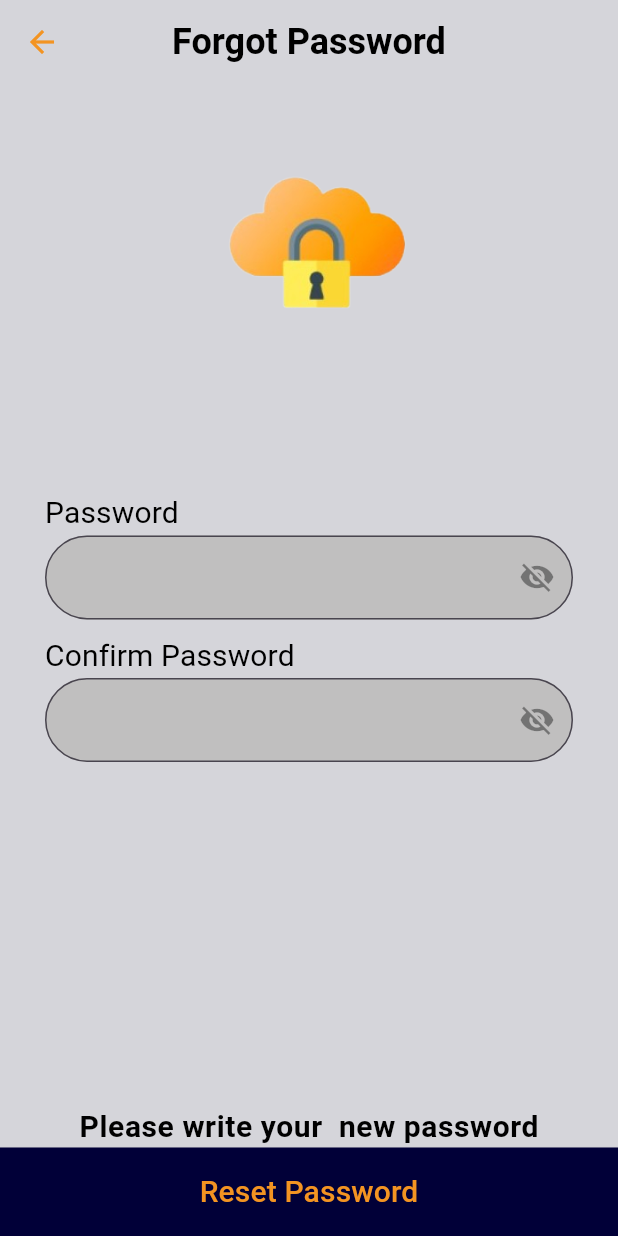
After one commit to mohamedmoessam/3atlan_project, a Flutter app: the ResetPassScreen screen opened by its route, on a phone screen of 412 x 824 dp. The commit adds this screen. Run offline on Flutter 3.47's test engine with Material 3 defaults, Android fonts, the phone set to English and light mode, and no system bars; our stand-ins replace shared_preferences; missing offline and left inert: switcher_button; accounts and stored records are empty.

Commit message:
Reset Password

```diff
--- a/lib/Register/Forgot_Password.dart
+++ b/lib/Register/Forgot_Password.dart
@@ -17,14 +17,12 @@ class _ForgotPassScreenState extends State<ForgotPassScreen> {
   Future<void> _ConfirmEmail() async {
     final String email = EmailController.text.trim();
 
-    // Call the login function of ApiManager
     final bool success = await apiManager.ConfirmEmail(email: email);
 
     if (success) {
-      // If login successful, navigate to home page
       Navigator.pushNamed(context, VerificationScreen.RouteName);
     } else {
-      // If login failed, display error message
+
       ScaffoldMessenger.of(context).showSnackBar(SnackBar(content: Text('User not found')));
     }
   }
--- /dev/null
+++ b/lib/Register/Reset_password.dart
@@ -0,0 +1,178 @@
+import 'package:final_one/Register/Login_page.dart';
+import 'package:flutter/material.dart';
+import '../Api_Manager.dart';
+import '../Theme.dart';
+
+class ResetPassScreen extends StatefulWidget {
+  static const String RouteName = "reset";
+
+  @override
+  State<ResetPassScreen> createState() => _ResetPassScreenState();
+}
+
+class _ResetPassScreenState extends State<ResetPassScreen> {
+  bool hidePassword=true;
+  String errorMessage = '';
+  var PasswordController = TextEditingController();
+  var ConfirmPasswordController = TextEditingController();
+
+  Future<void> _ResetPass() async {
+    final String Password = PasswordController.text.trim();
+    final String ConfirmPassword = PasswordController.text.trim();
+
+
+    final bool success = await apiManager.ResetPass(password: Password, confirmPassword: ConfirmPassword);
+
+    if (success) {
+      Navigator.pushNamed(context, LoginScreen.RouteName);
+
+    } else {
+      ScaffoldMessenger.of(context).showSnackBar(SnackBar(content: Text('Error')));
+    }
+  }
+
+  final ApiManager apiManager = ApiManager();
+
+  @override
+  Widget build(BuildContext context) {
+    return Scaffold(
+      resizeToAvoidBottomInset: false,
+      backgroundColor: MyTheme.PrimaryLight,
+      appBar: AppBar(
+        backgroundColor: MyTheme.PrimaryLight,
+        elevation: 0,
+        title: Text(
+          "Forgot Password",
+          style: Theme.of(context).textTheme.titleLarge,
+        ),
+        centerTitle: true,
+        leading: IconButton(
+          icon: Icon(Icons.arrow_back),
+          color: MyTheme.OrangeLight,
+          onPressed: () {
+            Navigator.popAndPushNamed(context, LoginScreen.RouteName);
+          },
+        ),
+      ),
+      body: SafeArea(
+        child: Column(
+          crossAxisAlignment: CrossAxisAlignment.start,
+          children: [
+            Container(
+              height: MediaQuery.of(context).size.height * 0.33,
+              child: Center(
+                child: Image.asset(
+                  'assets/images/forgot.png',
+                ),
+              ),
+            ),
+            Padding(
+              padding: const EdgeInsets.symmetric(horizontal: 30),
+              child: Column(
+                crossAxisAlignment: CrossAxisAlignment.start,
+                children: [
+                  Text(
+                    'Password',
+                    style: Theme.of(context).textTheme.titleSmall,
+                  ),
+                  TextFormField(
+                    obscureText: hidePassword,
+                    validator: (value) {
+                      if (value!.isEmpty) {
+                        return 'Please enter your password';
+                      } else if (value.length < 3) {
+                        return 'Password must be at least 3 characters';
+                      }
+                      return null; // Return null if the input is valid
+                    },
+                    autovalidateMode: AutovalidateMode.onUserInteraction,
+                    controller: PasswordController,
+                    decoration: InputDecoration(
+                        suffixIcon: IconButton(onPressed: (){
+                          setState(() {
+                          });
+                          hidePassword=!hidePassword;
+                        },color: MyTheme.BlackLight.withOpacity(0.4),icon: Icon(
+                            hidePassword
+                                ?Icons.visibility_off
+                                :Icons.visibility),),
+                        filled: true,
+                        fillColor: MyTheme.DarkGreyLight,
+                        border: OutlineInputBorder(
+                            borderRadius: BorderRadius.circular(30)
+                        )
+                    ),
+                  ),
+                  SizedBox(height: 10,),
+                  Text(
+                    'Confirm Password',
+                    style: Theme.of(context).textTheme.titleSmall,
+                  ),
+                  TextFormField(
+                    obscureText: hidePassword,
+                    validator: (value) {
+                      if (value!.isEmpty) {
+                        return 'Please enter your password';
+                      } else if (value.length < 3) {
+                        return 'Password must be at least 3 characters';
+                      }
+                      return null; // Return null if the input is valid
+                    },
+                    autovalidateMode: AutovalidateMode.onUserInteraction,
+                    controller: ConfirmPasswordController,
+                    decoration: InputDecoration(
+                        suffixIcon: IconButton(onPressed: (){
+                          setState(() {
+                          });
+                          hidePassword=!hidePassword;
+                        },color: MyTheme.BlackLight.withOpacity(0.4),icon: Icon(
+                            hidePassword
+                                ?Icons.visibility_off
+                                :Icons.visibility),),
+                        filled: true,
+                        fillColor: MyTheme.DarkGreyLight,
+                        border: OutlineInputBorder(
+                            borderRadius: BorderRadius.circular(30)
+                        )
+                    ),
+                  ),
+                ],
+              ),
+            ),
+            Spacer(),
+            Column(
+              children: [
+                Row(
+                  mainAxisAlignment: MainAxisAlignment.center,
+                  children: [
+                    Text(
+                      'Please write your  new password',
+                      style: Theme.of(context).textTheme.bodySmall,
+                    ),
+                  ],
+                ),
+              ],
+            ),
+            SizedBox(
+              width: double.infinity,
+              child: ElevatedButton(
+                onPressed: _ResetPass,
+                child: Text(
+                  'Reset Password',
+                  style: TextStyle(color: MyTheme.OrangeLight, fontSize: 20),
+                ),
+                style: ElevatedButton.styleFrom(
+                  backgroundColor: MyTheme.DarkBlueLight,
+                  shape: RoundedRectangleBorder(
+                      borderRadius: BorderRadius.zero
+                  ),
+                  padding: EdgeInsets.all(15),
+                ),
+              ),
+            ),
+          ],
+        ),
+      ),
+    );
+  }
+}
--- a/lib/main.dart
+++ b/lib/main.dart
@@ -1,6 +1,6 @@
 import 'package:final_one/Cart/CheckOut_page.dart';
-import 'package:final_one/Home/Acessories/Item_Accessories_Widget.dart';
 import 'package:final_one/Home/Services/Services_page.dart';
+import 'package:final_one/Register/Reset_password.dart';
 import 'package:final_one/Register/verification_code.dart';
 import 'package:flutter/material.dart';
 import 'Home/home_screen.dart';
@@ -31,6 +31,7 @@ class MyApp extends StatelessWidget {
         CheckoutPage.RouteName: (context)=>CheckoutPage(),
         ForgotPassScreen.RouteName: (context)=>ForgotPassScreen(),
         VerificationScreen.RouteName:(context)=>VerificationScreen(),
+        ResetPassScreen.RouteName:(context)=>ResetPassScreen(),
 
 
 
```
Also changed, not shown: lib/Api_Manager.dart (+28 -2 lines), lib/Register/verification_code.dart (+5 -6 lines).
